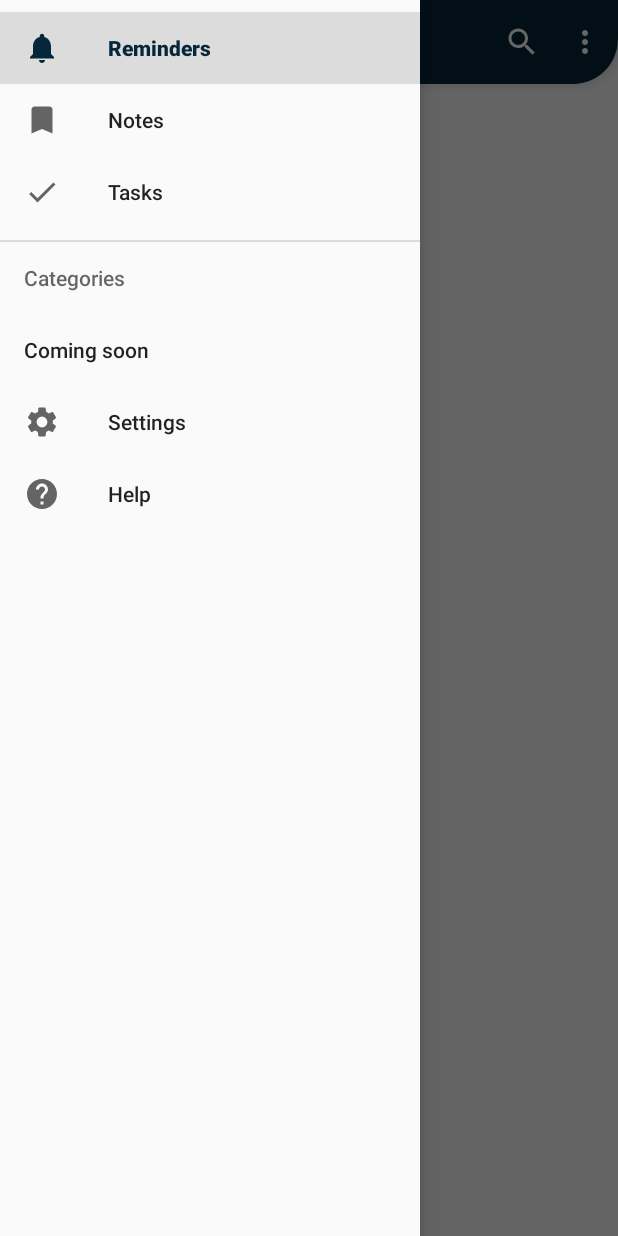
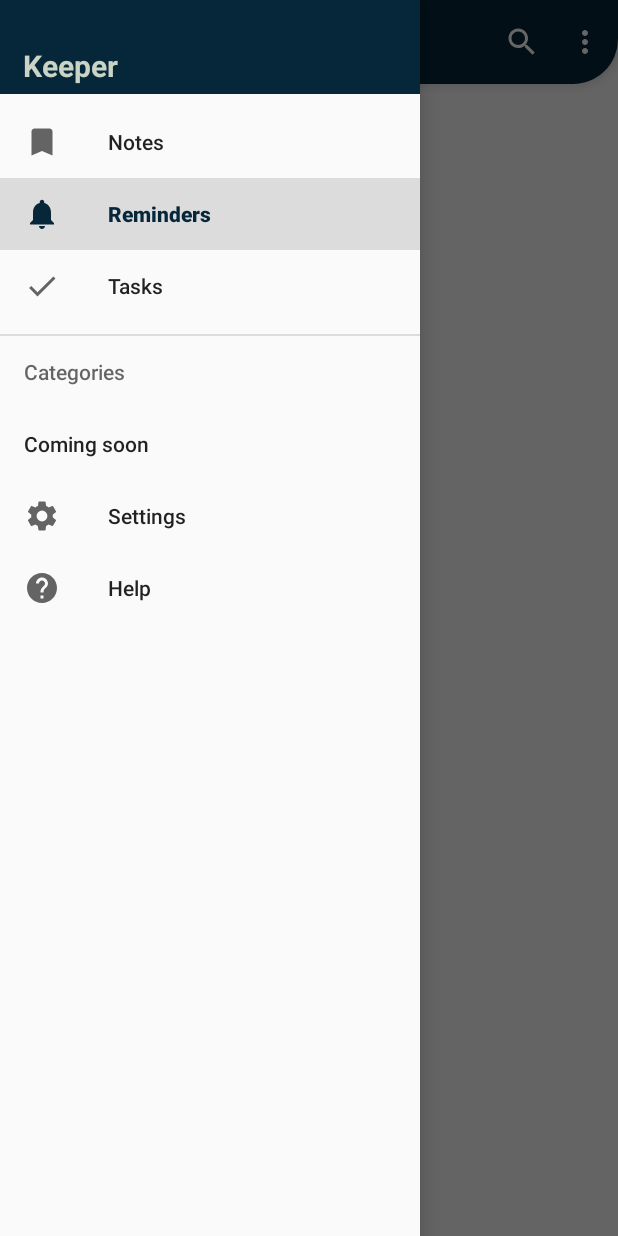
Before and after one commit to EGAMAGZ/Keeper-Deprecated-, an Android app: the screen it shows after launch (MainActivity), with the side drawer open, on a phone screen of 412 x 824 dp. Run offline under Robolectric (Android 15) with nearby library versions, the phone set to English and light mode, and no system bars.

Commit message:
Updated design of fragment_task, added sample header to drawer layout, and some other few changes of design

```diff
--- a/app/src/main/java/com/android/keeper/MainActivity.java
+++ b/app/src/main/java/com/android/keeper/MainActivity.java
@@ -4,6 +4,7 @@ import android.content.Intent;
 import android.support.annotation.NonNull;
 import android.support.design.internal.NavigationMenuItemView;
 import android.support.design.widget.NavigationView;
+import android.support.v4.content.ContextCompat;
 import android.support.v4.view.GravityCompat;
 import android.support.v4.widget.DrawerLayout;
 import android.support.v7.app.ActionBarDrawerToggle;
@@ -51,6 +52,8 @@ public class MainActivity extends AppCompatActivity implements NavigationView.On
         /* Replace default fragment content*/
         getSupportFragmentManager().beginTransaction().replace(R.id.fragment_container,new RemindersFragment()).commit();
         navigationView.setCheckedItem(R.id.nav_reminders);
+
+        getWindow().setStatusBarColor(ContextCompat.getColor(this,R.color.thirdColor));
     }
 
     @Override
@@ -77,15 +80,15 @@ public class MainActivity extends AppCompatActivity implements NavigationView.On
         switch(menuItem.getItemId()){
             case R.id.nav_notes:
                 getSupportFragmentManager().beginTransaction().replace(R.id.fragment_container,new NotesFragment()).commit();
-                toolbar.setTitle("Keeper: Notes");
+                //toolbar.setTitle("Keeper: Notes");
                 break;
             case R.id.nav_reminders:
                 getSupportFragmentManager().beginTransaction().replace(R.id.fragment_container,new RemindersFragment()).commit();
-                toolbar.setTitle("Keeper: Reminders");
+                //toolbar.setTitle("Keeper: Reminders");
                 break;
             case R.id.nav_tasks:
                 getSupportFragmentManager().beginTransaction().replace(R.id.fragment_container,new TasksFragment()).commit();
-                toolbar.setTitle("Keeper: Tasks");
+                //toolbar.setTitle("Keeper: Tasks");
                 break;
             case R.id.nav_settings:
                 Intent intent=new Intent(MainActivity.this,SettingsActivity.class);
--- /dev/null
+++ b/app/src/main/res/drawable/bg_drawer_header.xml
@@ -0,0 +1,10 @@
+<?xml version="1.0" encoding="utf-8"?>
+<selector xmlns:android="http://schemas.android.com/apk/res/android">
+
+    <item>
+        <shape android:shape="rectangle">
+            <solid android:color="@color/thirdColor"></solid>
+            <padding android:top="30dp"></padding>
+        </shape>
+    </item>
+</selector>
--- a/app/src/main/res/layout/activity_main.xml
+++ b/app/src/main/res/layout/activity_main.xml
@@ -5,7 +5,7 @@
     android:layout_width="match_parent"
     android:layout_height="match_parent"
     android:id="@+id/drawer_layout"
-    android:fitsSystemWindows="true"
+    android:fitsSystemWindows="false"
     tools:context=".MainActivity"
     tools:openDrawer="start">
 
@@ -31,5 +31,6 @@
         android:layout_height="match_parent"
         android:layout_gravity="start"
         android:id="@+id/nav_view"
-        app:menu="@menu/drawer_menu"/>
+        app:menu="@menu/drawer_menu"
+        app:headerLayout="@layout/drawer_header"/>
 </android.support.v4.widget.DrawerLayout>
--- /dev/null
+++ b/app/src/main/res/layout/drawer_header.xml
@@ -0,0 +1,16 @@
+<?xml version="1.0" encoding="utf-8"?>
+<RelativeLayout
+    xmlns:android="http://schemas.android.com/apk/res/android" android:layout_width="match_parent"
+    android:layout_height="match_parent"
+    android:theme="@style/ThemeOverlay.AppCompat.Dark">
+    <TextView
+        android:layout_width="match_parent"
+        android:layout_height="wrap_content"
+        android:text="Keeper"
+        android:background="@drawable/bg_drawer_header"
+        android:textColor="@color/secondaryColor"
+        android:textSize="20sp"
+        android:textStyle="bold"
+        android:paddingLeft="15dp"
+        android:paddingBottom="5dp"/>
+</RelativeLayout>
--- a/app/src/main/res/menu/drawer_menu.xml
+++ b/app/src/main/res/menu/drawer_menu.xml
@@ -3,8 +3,8 @@
     xmlns:tools="http://schemas.android.com/tools"
     tools:showIn="navigation_view">
     <group android:checkableBehavior="single">
+        <item android:id="@+id/nav_notes" android:title="Notes" android:icon="@drawable/ic_turned_in_black_24dp"></item>
         <item android:id="@+id/nav_reminders" android:title="Reminders" android:icon="@drawable/ic_notifications_black_24dp"></item>
-        <item android:id="@+id/nav_notes" android:title="Notes" android:icon="@drawable/ic_turned_in_black_24dp"></item>
         <item android:id="@+id/nav_tasks" android:title="Tasks" android:icon="@drawable/ic_check_black_24dp"></item>
     </group>
     <item android:title="Categories">
```
Also changed, not shown: app/src/main/res/layout/fragment_tasks.xml (+9 -4 lines).
